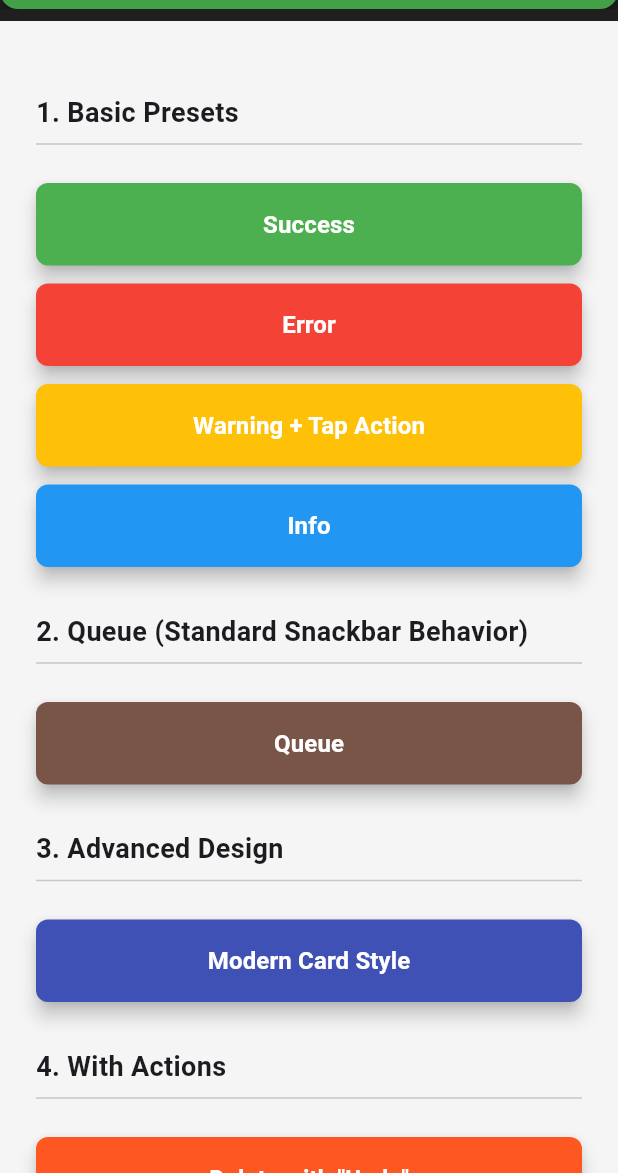
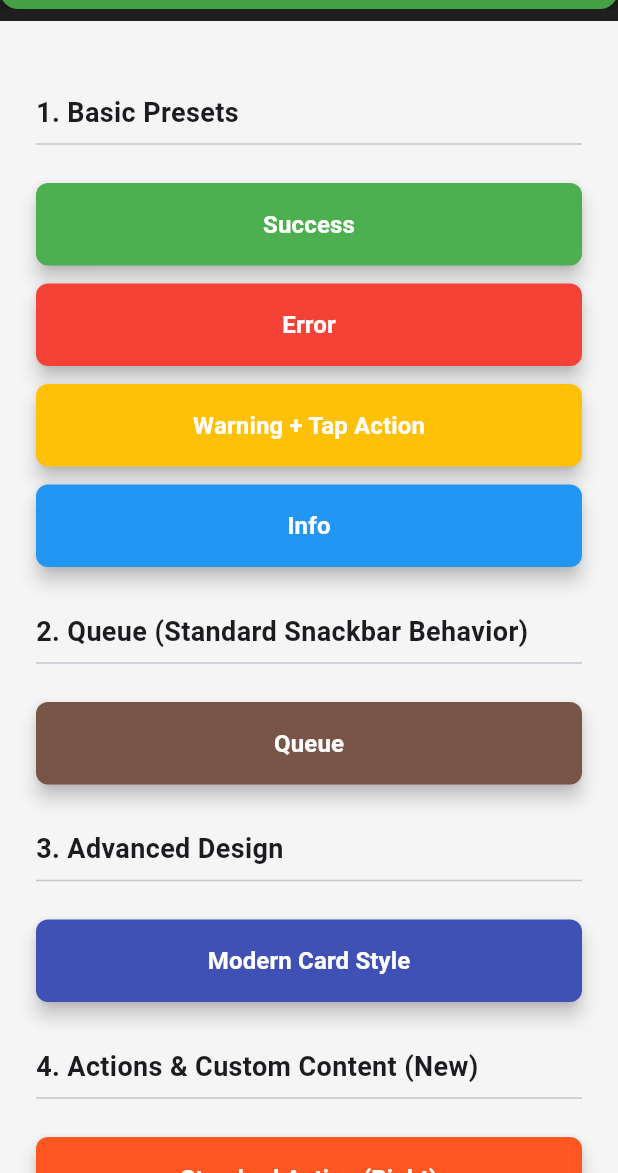
Before and after one commit to MakiAno/hyper_snackbar, a Flutter app: the screen it shows after launch, after a tap on "Success", on a phone screen of 412 x 824 dp, the part 63-1236 px from its top. Run offline on Flutter 3.47's test engine with Material 3 defaults, Android fonts, the phone set to English and light mode, and no system bars; our stand-ins replace go_router.

Commit message:
Sample Code

```diff
--- a/example/lib/main.dart
+++ b/example/lib/main.dart
@@ -12,7 +12,7 @@ class MyApp extends StatelessWidget {
   @override
   Widget build(BuildContext context) {
     return MaterialApp(
-      // ★ Register NavigatorKey to show without context
+      // Register NavigatorKey to show without context
       navigatorKey: HyperSnackbar.navigatorKey,
       debugShowCheckedModeBanner: false,
       title: 'Hyper Snack Demo',
@@ -39,7 +39,7 @@ class _HyperDemoPageState extends State<HyperDemoPage> {
   Widget build(BuildContext context) {
     return Scaffold(
       appBar: AppBar(
-        title: const Text('Hyper Snack List Demo'),
+        title: const Text('Hyper Snack Demo v0.3.0'),
         backgroundColor: const Color(0xFF1F1F1F),
         foregroundColor: Colors.white,
       ),
@@ -90,7 +90,6 @@ class _HyperDemoPageState extends State<HyperDemoPage> {
                 context: context,
               ),
             ),
-
             _buildButton(
               'Info',
               Colors.blue,
@@ -110,28 +109,21 @@ class _HyperDemoPageState extends State<HyperDemoPage> {
                 title: 'Queue 1',
                 backgroundColor: Colors.orangeAccent,
                 exitAnimationType: HyperSnackAnimationType.top,
-                displayDuration: Duration(seconds: 1),
+                displayDuration: const Duration(seconds: 1),
                 displayMode: HyperSnackDisplayMode.queue,
               );
               HyperSnackbar.show(
                 title: 'Queue 2',
                 backgroundColor: Colors.orangeAccent,
                 exitAnimationType: HyperSnackAnimationType.top,
-                displayDuration: Duration(seconds: 1),
+                displayDuration: const Duration(seconds: 1),
                 displayMode: HyperSnackDisplayMode.queue,
               );
               HyperSnackbar.show(
                 title: 'Queue 3',
                 backgroundColor: Colors.orangeAccent,
                 exitAnimationType: HyperSnackAnimationType.top,
-                displayDuration: Duration(seconds: 1),
-                displayMode: HyperSnackDisplayMode.queue,
-              );
-              HyperSnackbar.show(
-                title: 'Queue 4',
-                backgroundColor: Colors.orangeAccent,
-                exitAnimationType: HyperSnackAnimationType.top,
-                displayDuration: Duration(seconds: 1),
+                displayDuration: const Duration(seconds: 1),
                 displayMode: HyperSnackDisplayMode.queue,
               );
             }),
@@ -147,13 +139,84 @@ class _HyperDemoPageState extends State<HyperDemoPage> {
             ),
 
             // -------------------------------------------------------
-            // 4. With Actions
+            // 4. With Actions & Content (Updated v0.3.0)
             // -------------------------------------------------------
-            _buildHeader('4. With Actions'),
+            _buildHeader('4. Actions & Custom Content (New)'),
             _buildButton(
-              'Delete with "Undo"',
+              'Standard Action (Right)',
               Colors.deepOrange,
               () => _showUndoSnackBar(),
+            ),
+
+            // New: Action Alignment
+            Row(
+              children: [
+                Expanded(
+                  child: _buildButton(
+                    'Left Align',
+                    Colors.orange,
+                    () => HyperSnackbar.show(
+                      title: 'Terms Updated',
+                      action: HyperSnackAction(
+                        label: 'READ',
+                        textColor: Colors.white,
+                        onPressed: () {},
+                      ),
+                      actionAlignment: MainAxisAlignment.start, // Left
+                    ),
+                  ),
+                ),
+                const SizedBox(width: 8),
+                Expanded(
+                  child: _buildButton(
+                    'Center Align',
+                    Colors.orange,
+                    () => HyperSnackbar.show(
+                      title: 'Update Available',
+                      action: HyperSnackAction(
+                        label: 'UPDATE',
+                        textColor: Colors.white,
+                        backgroundColor: Colors.blue,
+                        onPressed: () {},
+                      ),
+                      actionAlignment: MainAxisAlignment.center, // Center
+                    ),
+                  ),
+                ),
+              ],
+            ),
+
+            // New: Custom Content (Widget)
+            _buildButton(
+              'Custom Widget (Two Buttons)',
+              Colors.deepPurpleAccent,
+              () => HyperSnackbar.show(
+                title: 'Delete this item?',
+                message: 'This action cannot be undone.',
+                // Pass any widget to `content`
+                content: Row(
+                  mainAxisAlignment: MainAxisAlignment.end,
+                  children: [
+                    TextButton(
+                      onPressed: () => HyperSnackbar.dismissById('custom_w'),
+                      child: const Text(
+                        'CANCEL',
+                        style: TextStyle(color: Colors.white70),
+                      ),
+                    ),
+                    const SizedBox(width: 8),
+                    ElevatedButton(
+                      style: ElevatedButton.styleFrom(
+                        backgroundColor: Colors.redAccent,
+                        foregroundColor: Colors.white,
+                      ),
+                      onPressed: () => HyperSnackbar.dismissById('custom_w'),
+                      child: const Text('DELETE'),
+                    ),
+                  ],
+                ),
+                id: 'custom_w',
+              ),
             ),
 
             // -------------------------------------------------------
@@ -177,58 +240,48 @@ class _HyperDemoPageState extends State<HyperDemoPage> {
             ),
 
             // -------------------------------------------------------
-            // 7. Control & Management
+            // 7. Control & Management (Updated v0.3.0)
             // -------------------------------------------------------
             _buildHeader('7. Control & Management'),
 
-            // New Feature: Show with a fixed ID (Persistent)
+            // New: Duration.zero behavior
             _buildButton(
-              'Show Static ID ("static_1")',
+              'Persistent (Duration: 0)',
               Colors.purple,
               () => HyperSnackbar.show(
                 id: 'static_1',
                 title: 'Persistent Notification',
-                message: 'This will stay until you dismiss it by ID.',
-                displayDuration: null, // Does not disappear automatically
+                message: 'Duration.zero is now treated as persistent.',
+                displayDuration: Duration.zero, // Treated as null
                 backgroundColor: Colors.purple.shade700,
-                icon: const Icon(Icons.fingerprint, color: Colors.white),
-                showCloseButton: false, // Do not allow user to close
+                icon: const Icon(Icons.push_pin, color: Colors.white),
               ),
             ),
 
-            // New Feature: Close only the specified ID
             _buildButton(
               'Dismiss by ID ("static_1")',
               Colors.purple.shade300,
               () => HyperSnackbar.dismissById('static_1'),
             ),
 
-            const SizedBox(height: 16),
+            const SizedBox(height: 8),
 
-            // New Feature: Close all
             _buildButton(
               'Clear All',
               Colors.grey,
               () => HyperSnackbar.clearAll(),
             ),
-
-            const SizedBox(height: 16),
-
-            // New Feature: Close all
             _buildButton(
               'Clear All (No animation)',
               Colors.grey,
               () => HyperSnackbar.clearAll(animated: false),
             ),
 
-            const SizedBox(height: 16),
-
             // -------------------------------------------------------
             // 8. Animation Playground
             // -------------------------------------------------------
             _buildHeader('8. Animation Playground'),
 
-            // 1. Slide Horizontal (comes in from the left, disappears to the right)
             _buildButton(
               'Left In -> Right Out',
               Colors.brown,
@@ -237,14 +290,10 @@ class _HyperDemoPageState extends State<HyperDemoPage> {
                 message: 'Enter: fromLeft, Exit: toRight',
                 backgroundColor: Colors.brown.shade700,
                 icon: const Icon(Icons.swap_horiz, color: Colors.white),
-
-                // ★ Animation settings
                 enterAnimationType: HyperSnackAnimationType.left,
                 exitAnimationType: HyperSnackAnimationType.right,
               ),
             ),
-
-            // 2. Scale / Elastic (pops in)
             _buildButton(
               'Scale (Elastic) -> Fade',
               Colors.pink,
@@ -253,16 +302,12 @@ class _HyperDemoPageState extends State<HyperDemoPage> {
                 message: 'Enter: Scale (Elastic), Exit: Fade',
                 backgroundColor: Colors.pink.shade600,
                 icon: const Icon(Icons.star, color: Colors.white),
-
-                // ★ Animation settings
                 enterAnimationType: HyperSnackAnimationType.scale,
                 exitAnimationType: HyperSnackAnimationType.fade,
-                enterCurve: Curves.elasticOut, // Bouncy movement
+                enterCurve: Curves.elasticOut,
                 enterAnimationDuration: const Duration(milliseconds: 800),
               ),
             ),
-
-            // 3. From Bottom (comes up from the bottom)
             _buildButton(
               'From Bottom -> Slide Left',
               Colors.blueGrey,
@@ -274,77 +319,48 @@ class _HyperDemoPageState extends State<HyperDemoPage> {
                   Icons.vertical_align_bottom,
                   color: Colors.white,
                 ),
-
-                // ★ Position and animation settings
-                position: HyperSnackPosition.bottom, // Show at the bottom
+                position: HyperSnackPosition.bottom,
                 enterAnimationType: HyperSnackAnimationType.bottom,
                 exitAnimationType: HyperSnackAnimationType.left,
               ),
             ),
 
-            // 4. Fade Only (fades in)
+            // -------------------------------------------------------
+            // 9. Long title & message (Updated v0.3.0)
+            // -------------------------------------------------------
+            _buildHeader('9. Long Message & Safety'),
+
             _buildButton(
-              'Fade In -> Fade Out',
-              Colors.black54,
+              'Long text (maxLines: 5)',
+              Colors.yellow.shade800,
               () => HyperSnackbar.show(
-                title: 'Subtle Message',
-                message: 'Enter: Fade, Exit: Fade',
-                backgroundColor: Colors.black,
-                icon: const Icon(Icons.blur_on, color: Colors.white),
-
-                // ★ Animation settings
-                enterAnimationType: HyperSnackAnimationType.fade,
-                exitAnimationType: HyperSnackAnimationType.fade,
-                enterAnimationDuration: const Duration(milliseconds: 600),
-                enterCurve: Curves.easeIn,
-                exitCurve: Curves.easeIn,
+                title: 'Truncated Long Text',
+                message:
+                    'The meessage is long long long long long long long long long long long long long long long long long long long long long long long long long long long long long long long long long long long long long long long long long long long long long long long long long long long long long long long long long long long long ',
+                backgroundColor: Colors.yellow.shade800,
+                textColor: Colors.black,
+                icon: const Icon(Icons.short_text, color: Colors.black),
               ),
             ),
 
-            const SizedBox(height: 16),
-
-            // -------------------------------------------------------
-            // 9. Long title & message
-            // -------------------------------------------------------
-            _buildHeader('9. Long title & message'),
-
+            // New: Safety Overflow Demo
             _buildButton(
-              'Long message. maxLines:5(defualt)',
-              Colors.yellow.shade700,
+              'Super Long Text (Overflow Safety)',
+              Colors.redAccent,
               () => HyperSnackbar.show(
-                title:
-                    'This title is long, very long, too longk, so long, much? long',
-                message:
-                    'The meessage is long long long long long long long long long long long long long long long long long long long long long long long long long long long long long long long long long long long long long long long long long long long long long long long long long long long long long long long long long long long long ',
-                backgroundColor: Colors.yellow.shade700,
-                textColor: Colors.black,
-                icon: const Icon(Icons.login_outlined, color: Colors.red),
-
-                // ★ Animation settings
-                enterAnimationType: HyperSnackAnimationType.top,
-                exitAnimationType: HyperSnackAnimationType.right,
+                title: 'Safety Mechanism Demo',
+                // Generate huge text to exceed screen height
+                message: List.generate(
+                  50,
+                  (i) =>
+                      'Line $i: This is a very long text to test the overflow protection mechanism.',
+                ).join('\n'),
+                maxLines: null, // Unlimited lines
+                backgroundColor: Colors.black,
+                icon: const Icon(Icons.security, color: Colors.redAccent),
+                // Expected behavior: It should NOT overflow the screen, but become scrollable inside a constrained box.
               ),
             ),
-
-            _buildButton(
-              'Long message. maxLines:null(unlimited)',
-              Colors.yellow.shade700,
-              () => HyperSnackbar.show(
-                title:
-                    'This title is long, very long, too longk, so long, much? long',
-                message:
-                    'The meessage is long long long long long long long long long long long long long long long long long long long long long long long long long long long long long long long long long long long long long long long long long long long long long long long long long long long long long long long long long long long long strings.',
-                maxLines: null,
-                backgroundColor: Colors.yellow.shade700,
-                textColor: Colors.black,
-                icon: const Icon(Icons.login_outlined, color: Colors.red),
-
-                // ★ Animation settings
-                enterAnimationType: HyperSnackAnimationType.top,
-                exitAnimationType: HyperSnackAnimationType.right,
-              ),
-            ),
-            const SizedBox(height: 16),
 
             // -------------------------------------------------------
             // 10. Scrollable Message
@@ -352,72 +368,37 @@ class _HyperDemoPageState extends State<HyperDemoPage> {
             _buildHeader('10. Scrollable Message'),
 
             _buildButton(
-              'Scrollable Message (maxHeight: 200)',
+              'Scrollable (maxHeight: 200)',
               Colors.deepPurple,
               () => HyperSnackbar.show(
                 title: 'Scrollable Log Message',
                 message:
-                    'This is a very long log message that demonstrates the scrollable feature. '
-                    'You can scroll through this message to read its full content. '
-                    'This is useful for displaying detailed error logs or system information '
-                    'without making the snackbar excessively tall. '
-                    'The snackbar will expand up to the specified `messageMaxHeight` (200.0) '
-                    'and then become scrollable within that height. '
-                    'If the message is shorter than the `messageMaxHeight`, the snackbar '
-                    'will only take the necessary height and no scrollbar will appear. '
-                    'Here is some more dummy text to make it longer: Lorem ipsum dolor sit amet, consectetur adipiscing elit. '
-                    'Sed do eiusmod tempor incididunt ut labore et dolore magna aliqua. '
-                    'Ut enim ad minim veniam, quis nostrud exercitation ullamco laboris nisi ut aliquip ex ea commodo consequat. '
-                    'Duis aute irure dolor in reprehenderit in voluptate velit esse cillum dolore eu fugiat nulla pariatur. '
-                    'Excepteur sint occaecat cupidatat non proident, sunt in culpa qui officia deserunt mollit anim id est laborum.',
+                    'This is a very long log message that demonstrates the scrollable feature. ' *
+                    10,
                 backgroundColor: Colors.deepPurple,
                 icon: const Icon(Icons.menu_book, color: Colors.white),
                 scrollable: true,
                 messageMaxHeight: 200.0,
-                context: context,
               ),
             ),
             _buildButton(
-              'Scrollable Message (flexible height)',
+              'Scrollable (Flexible Height)',
               Colors.indigo,
               () => HyperSnackbar.show(
                 title: 'Flexible Scrollable Log',
                 message:
-                    'This message is also scrollable, but without a fixed `messageMaxHeight`. '
-                    'It will try to take up as much vertical space as needed, up to the available screen height, '
-                    'before becoming scrollable. This is useful when you want the message to expand '
-                    'as much as possible without obscuring other UI elements entirely. '
-                    'Here is some more dummy text to make it longer: Lorem ipsum dolor sit amet, consectetur adipiscing elit. '
-                    'Sed do eiusmod tempor incididunt ut labore et dolore magna aliqua. '
-                    'Ut enim ad minim veniam, quis nostrud exercitation ullamco laboris nisi ut aliquip ex ea commodo consequat. '
-                    'Duis aute irure dolor in reprehenderit in voluptate velit esse cillum dolore eu fugiat nulla pariatur. '
-                    'Excepteur sint occaecat cupidatat non proident, sunt in culpa qui officia deserunt mollit anim id est laborum.',
+                    'This message expands as needed but becomes scrollable if it hits constraints. ' *
+                    10,
                 backgroundColor: Colors.indigo,
-                icon: const Icon(Icons.vertical_align_center,
-                    color: Colors.white),
+                icon: const Icon(
+                  Icons.vertical_align_center,
+                  color: Colors.white,
+                ),
                 scrollable: true,
-                // messageMaxHeight: null, // Default behavior
-                context: context,
-              ),
-            ),
-            _buildButton(
-              'Scrollable (Short Message)',
-              Colors.blueGrey,
-              () => HyperSnackbar.show(
-                title: 'Short Scrollable Message',
-                message:
-                    'This message is short, so it will not scroll even if `scrollable` is true.',
-                backgroundColor: Colors.blueGrey,
-                icon: const Icon(Icons.short_text, color: Colors.white),
-                scrollable: true,
-                messageMaxHeight: 100.0,
-                context: context,
               ),
             ),
 
             const SizedBox(height: 60), // Bottom margin
-
-            const SizedBox(height: 40),
           ],
         ),
       ),
@@ -433,17 +414,9 @@ class _HyperDemoPageState extends State<HyperDemoPage> {
       message: 'Custom border, margin, and fonts applied.',
       backgroundColor: const Color(0xFF212121),
       icon: const Icon(Icons.brush, color: Colors.lightBlueAccent),
-
-      // Custom Border
-      border: Border.all(color: Colors.white.withAlpha(1), width: 1.0),
-
-      // Floating Margin
+      border: Border.all(color: Colors.white.withAlpha(30), width: 1.0),
       margin: const EdgeInsets.symmetric(horizontal: 16, vertical: 8),
-
-      // Inner Padding
       padding: const EdgeInsets.all(20),
-
-      // Custom Font Styles
       titleStyle: const TextStyle(
         color: Colors.white,
         fontSize: 18,
@@ -451,7 +424,7 @@ class _HyperDemoPageState extends State<HyperDemoPage> {
         letterSpacing: 1.2,
       ),
       messageStyle: TextStyle(
-        color: Colors.white.withAlpha(7),
+        color: Colors.white.withAlpha(180),
         fontStyle: FontStyle.italic,
       ),
     );
@@ -473,6 +446,7 @@ class _HyperDemoPageState extends State<HyperDemoPage> {
           HyperSnackbar.showSuccess(title: 'Item restored!');
         },
       ),
+      // Default is Right Alignment
     );
   }
 
@@ -482,10 +456,8 @@ class _HyperDemoPageState extends State<HyperDemoPage> {
   Future<void> _showProcessSnackBar() async {
     const String processId = 'process_123';
 
-    // To ensure this demo is clearly visible, clear other snackbars first.
     if (HyperSnackbar.isSnackbarOpen) {
       HyperSnackbar.clearAll();
-      // Wait a short moment for the clear animation to start.
       await Future.delayed(const Duration(milliseconds: 300));
     }
 
@@ -531,7 +503,7 @@ class _HyperDemoPageState extends State<HyperDemoPage> {
       id: processId,
       title: 'Completed!',
       message: 'All tasks finished successfully.',
-      displayDuration: const Duration(seconds: 3), // Disappears after 3 seconds
+      displayDuration: const Duration(seconds: 3),
       backgroundColor: Colors.green[700]!,
       icon: const Icon(Icons.check_circle, color: Colors.white),
       context: context,
@@ -545,12 +517,9 @@ class _HyperDemoPageState extends State<HyperDemoPage> {
     HyperSnackbar.show(
       title: 'System Log #$_logCount',
       message: 'Newest item is appended to the bottom.',
-
       position: HyperSnackPosition.top,
       newestOnTop: false, // Append to the bottom
       enterAnimationType: HyperSnackAnimationType.top,
-
-      // Console-style design
       backgroundColor: Colors.black87,
       borderRadius: 4.0,
       margin: const EdgeInsets.symmetric(vertical: 2, horizontal: 8),
@@ -560,8 +529,6 @@ class _HyperDemoPageState extends State<HyperDemoPage> {
         color: Colors.greenAccent,
         fontWeight: FontWeight.bold,
       ),
-
-      // ★ Limit the maximum number of visible items to 5 (the first one disappears when the 6th one appears)
       maxVisibleCount: 5,
       context: context,
     );
@@ -608,9 +575,6 @@ class _HyperDemoPageState extends State<HyperDemoPage> {
   }
 }
 
-// ----------------------------------------------------------------
-// Detail Page (Navigation Target)
-// ----------------------------------------------------------------
 class DetailPage extends StatelessWidget {
   final String title;
   const DetailPage({super.key, required this.title});
```
